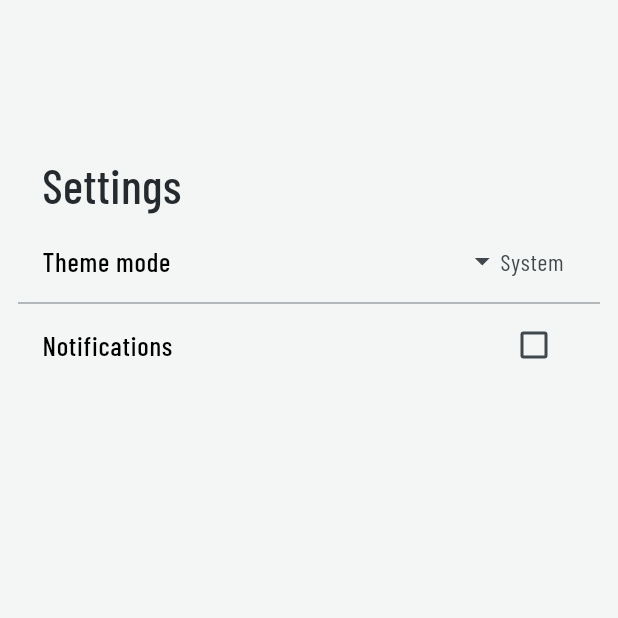
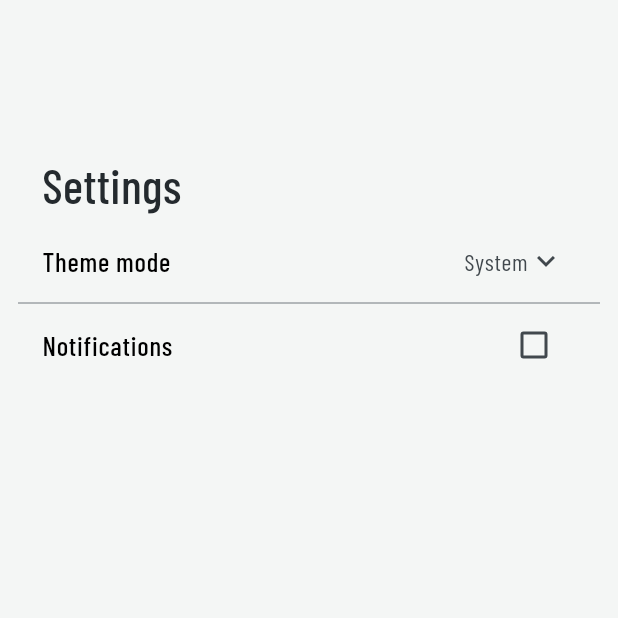
Before and after one commit to orestesgaolin/fitness_tracker, a Flutter app: the screen it shows after launch, item 4 of the bottom bar chosen, on a phone screen of 412 x 824 dp, the top half of it. Run offline on Flutter 3.47's test engine with Material 2 defaults, Android fonts, the phone set to English and light mode, and no system bars; our stand-ins replace auto_size_text, bloc, clock, csv, drift, equatable and 11 more; missing offline and left inert: background_fetch, infinite_listview; accounts and stored records are empty; generated files the repository leaves out were written again.

Commit message:
refactor: reorder icon and label on theme selector

```diff
--- a/lib/settings/view/theme_mode_selector.dart
+++ b/lib/settings/view/theme_mode_selector.dart
@@ -38,8 +38,8 @@ class ThemeModeSelector extends StatelessWidget {
       child: Row(
         mainAxisSize: MainAxisSize.min,
         children: [
-          const Icon(Icons.arrow_drop_down),
           Text(labels[state.themeMode]!),
+          const Icon(Icons.keyboard_arrow_down),
         ],
       ),
     );
```
